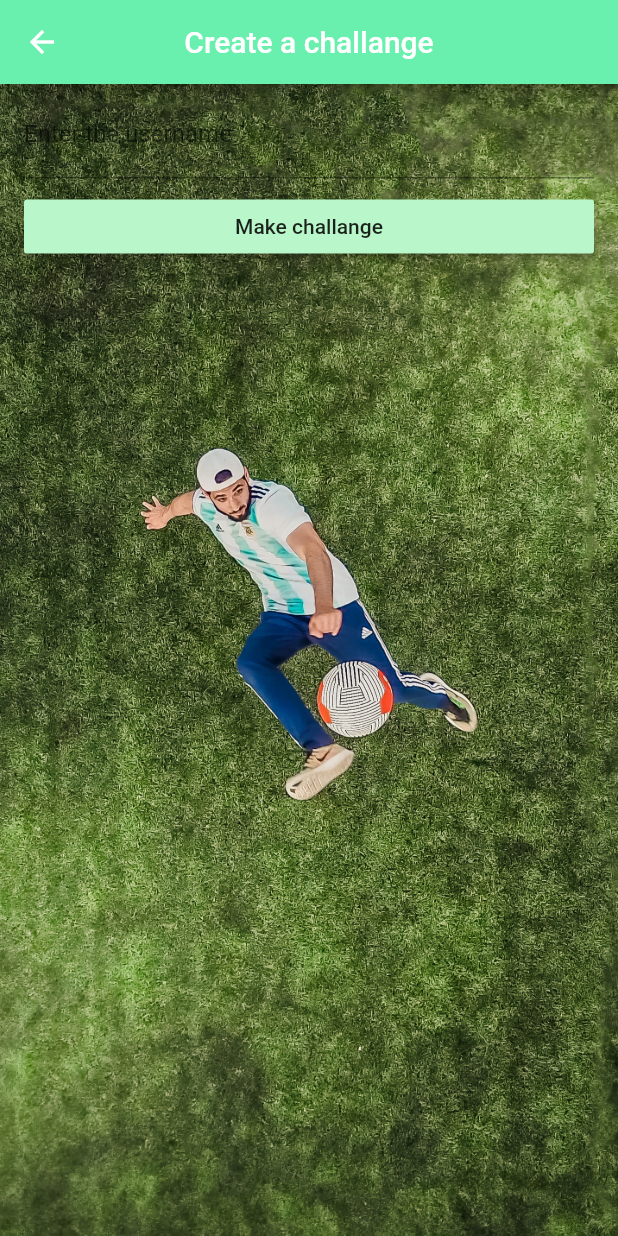
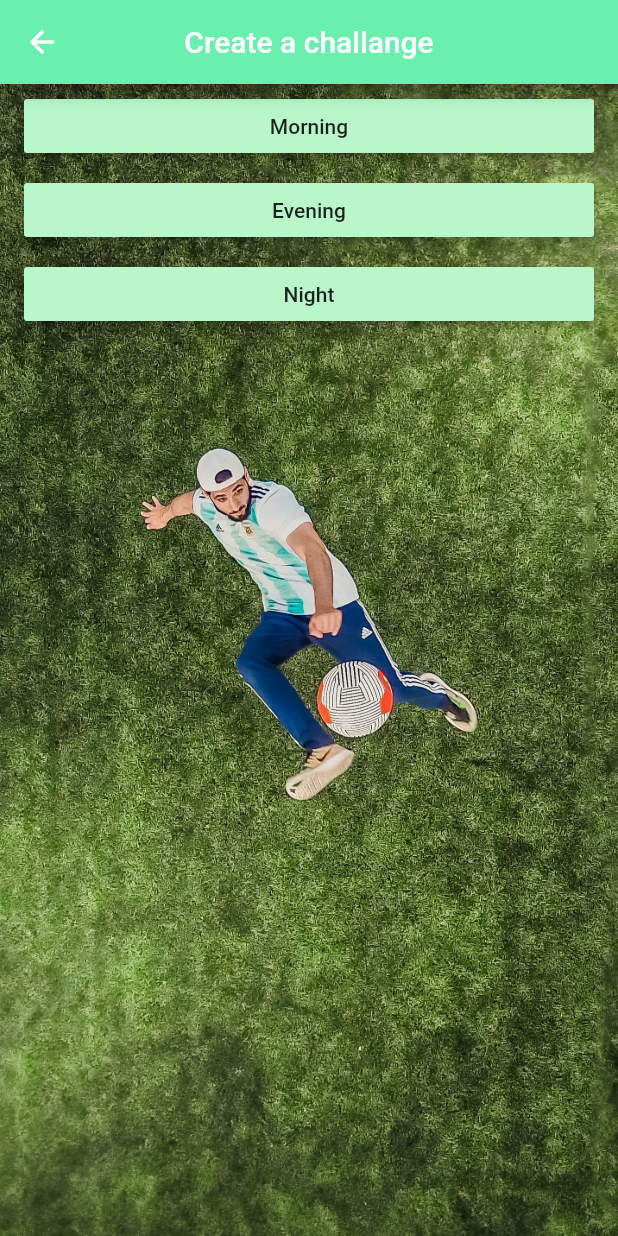
Before and after one commit to udith-shalinda/booking_app, a Flutter app: the createChallange screen opened directly, on a phone screen of 412 x 824 dp. Run offline on Flutter 3.47's test engine with Material 2 defaults, Android fonts, the phone set to English and light mode, and no system bars; our stand-ins replace date_format, file_picker, firebase_auth, firebase_database, firebase_storage, google_sign_in and 1 more; accounts and stored records are empty.

Commit message:
Make Challenge error fixed

```diff
--- a/lib/ui/challange.dart
+++ b/lib/ui/challange.dart
@@ -23,7 +23,6 @@ class _createChallangeState extends State<createChallange> {
   List<String> playerslist = [];
   String key;
 
-    var _time = new TextEditingController();
 
   @override
   void initState() {
@@ -64,18 +63,23 @@ class _createChallangeState extends State<createChallange> {
           new ListView(
             children: <Widget>[
               new ListTile(
-                title: new TextField(
-                  controller: _time,
-                  decoration: new InputDecoration(
-                      labelText: "Enter the username"
-                  ),
-                ),
+                  title: new RaisedButton(
+                    onPressed: ()=>makeChallange("morning"),
+                    child: new Text("Morning"),
+                    color: Colors.greenAccent.shade100,
+                  )
               ),
-
               new ListTile(
                   title: new RaisedButton(
-                    onPressed: makeChallange,
-                    child: new Text("Make challange"),
+                    onPressed: ()=>makeChallange("evening"),
+                    child: new Text("Evening"),
+                    color: Colors.greenAccent.shade100,
+                  )
+              ),
+              new ListTile(
+                  title: new RaisedButton(
+                    onPressed: ()=>makeChallange("night"),
+                    child: new Text("Night"),
                     color: Colors.greenAccent.shade100,
                   )
               ),
@@ -88,10 +92,9 @@ class _createChallangeState extends State<createChallange> {
 
 
 
-  void makeChallange() {
+  void makeChallange(String time) {
     challangeModle.dateTime = "${widget.date}";
-    challangeModle.time = "${_time.text}";
-//    challangeModle.count = int.parse(_countofyourteam.text);
+    challangeModle.time = time;
     challangeModle.count = 1;
     playerslist.add("${widget.userEmail}");
     challangeModle.players = playerslist;
```
